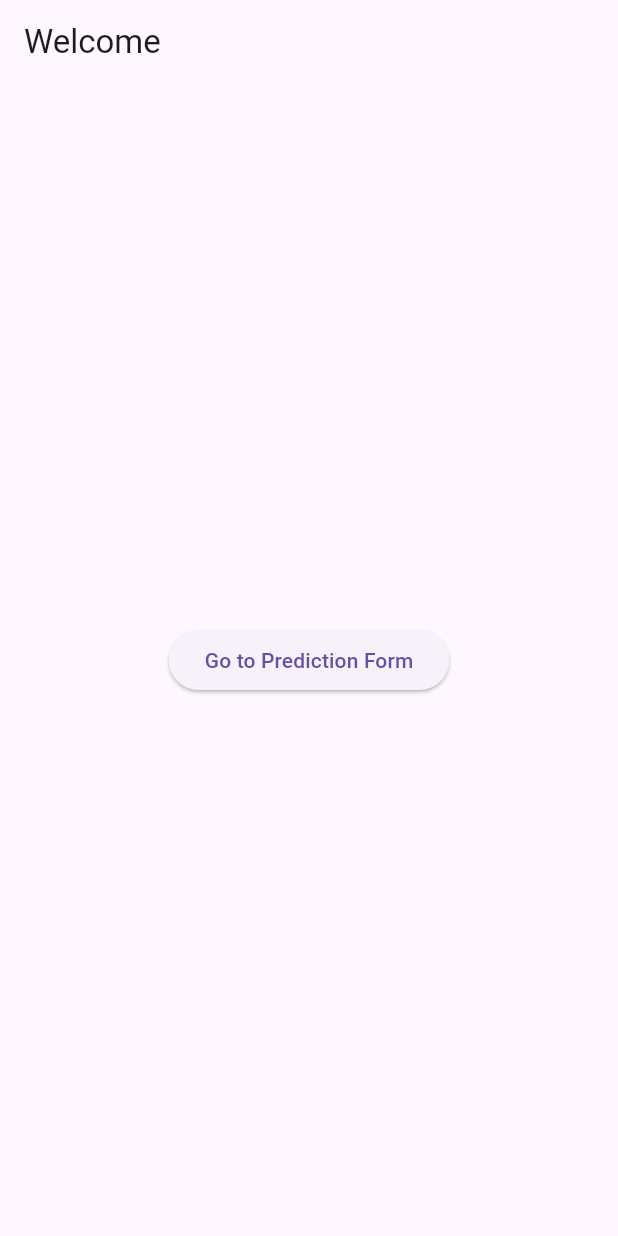
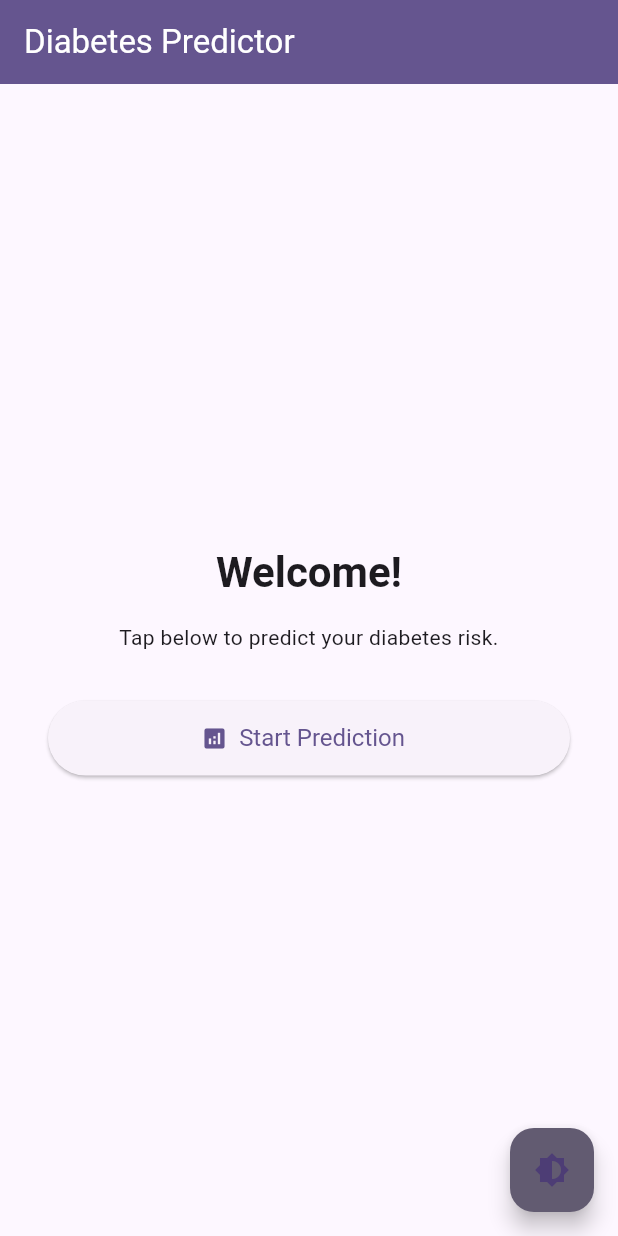
Before and after one commit to L-Semakale/linear_regression_model, a Flutter app: the screen it shows after launch, on a phone screen of 412 x 824 dp. Run offline on Flutter 3.47's test engine with Material 3 defaults, Android fonts, the phone set to English and light mode, and no system bars; our stand-ins replace firebase_core; accounts and stored records are empty.

Commit message:
improving UI

```diff
--- a/summative/FlutterApp/e_clinic/lib/main.dart
+++ b/summative/FlutterApp/e_clinic/lib/main.dart
@@ -1,23 +1,69 @@
 import 'package:flutter/material.dart';
-import 'screens/home_screen.dart'; // make sure this path is correct
+import 'screens/home_screen.dart';
 
 void main() {
   runApp(const MyApp());
 }
 
-class MyApp extends StatelessWidget {
+class MyApp extends StatefulWidget {
   const MyApp({super.key});
 
   @override
+  State<MyApp> createState() => _MyAppState();
+}
+
+class _MyAppState extends State<MyApp> {
+  ThemeMode _themeMode = ThemeMode.light;
+
+  void toggleTheme() {
+    setState(() {
+      _themeMode =
+          _themeMode == ThemeMode.light ? ThemeMode.dark : ThemeMode.light;
+    });
+  }
+
+  @override
   Widget build(BuildContext context) {
+    const seedColor = Color(0xFF6750A4); // Purple seed color
+
+    final lightColorScheme = ColorScheme.fromSeed(
+      seedColor: seedColor,
+      brightness: Brightness.light,
+    );
+
+    final darkColorScheme = ColorScheme.fromSeed(
+      seedColor: seedColor,
+      brightness: Brightness.dark,
+    );
+
     return MaterialApp(
-      title: 'Diabetes Prediction App',
+      title: 'Diabetes Predictor',
+      themeMode: _themeMode,
       theme: ThemeData(
-        primarySwatch: Colors.blue,
-        visualDensity: VisualDensity.adaptivePlatformDensity,
+        colorScheme: lightColorScheme,
+        useMaterial3: true,
+        scaffoldBackgroundColor: lightColorScheme.surface,
+        appBarTheme: AppBarTheme(
+          backgroundColor: lightColorScheme.primary,
+          foregroundColor: Colors.white,
+        ),
+        floatingActionButtonTheme: FloatingActionButtonThemeData(
+          backgroundColor: lightColorScheme.secondary,
+        ),
       ),
-      home: const HomeScreen(),
-      debugShowCheckedModeBanner: false,
+      darkTheme: ThemeData(
+        colorScheme: darkColorScheme,
+        useMaterial3: true,
+        scaffoldBackgroundColor: darkColorScheme.surface,
+        appBarTheme: AppBarTheme(
+          backgroundColor: darkColorScheme.primary,
+          foregroundColor: Colors.white,
+        ),
+        floatingActionButtonTheme: FloatingActionButtonThemeData(
+          backgroundColor: darkColorScheme.secondary,
+        ),
+      ),
+      home: HomeScreen(onToggleTheme: toggleTheme),
     );
   }
 }
--- a/summative/FlutterApp/e_clinic/lib/screens/home_screen.dart
+++ b/summative/FlutterApp/e_clinic/lib/screens/home_screen.dart
@@ -2,21 +2,56 @@ import 'package:flutter/material.dart';
 import 'prediction_screen.dart';
 
 class HomeScreen extends StatelessWidget {
-  const HomeScreen({super.key});
+  final VoidCallback onToggleTheme;
+
+  const HomeScreen({super.key, required this.onToggleTheme});
 
   @override
   Widget build(BuildContext context) {
+    final theme = Theme.of(context);
     return Scaffold(
-      appBar: AppBar(title: const Text("Welcome")),
+      appBar: AppBar(title: const Text("Diabetes Predictor")),
+      floatingActionButton: FloatingActionButton(
+        onPressed: onToggleTheme,
+        child: const Icon(Icons.brightness_6),
+      ),
       body: Center(
-        child: ElevatedButton(
-          onPressed: () {
-            Navigator.push(
-              context,
-              MaterialPageRoute(builder: (context) => const PredictionScreen()),
-            );
-          },
-          child: const Text("Go to Prediction Form"),
+        child: Padding(
+          padding: const EdgeInsets.symmetric(horizontal: 32.0),
+          child: Column(
+            mainAxisAlignment: MainAxisAlignment.center,
+            children: [
+              Text(
+                "Welcome!",
+                style: theme.textTheme.headlineMedium?.copyWith(
+                  fontWeight: FontWeight.bold,
+                ),
+              ),
+              const SizedBox(height: 16),
+              const Text(
+                "Tap below to predict your diabetes risk.",
+                textAlign: TextAlign.center,
+              ),
+              const SizedBox(height: 32),
+              ElevatedButton.icon(
+                icon: const Icon(Icons.analytics),
+                label: const Text("Start Prediction"),
+                style: ElevatedButton.styleFrom(
+                  minimumSize: const Size.fromHeight(50),
+                  textStyle: const TextStyle(fontSize: 16),
+                ),
+                onPressed: () {
+                  Navigator.push(
+                    context,
+                    MaterialPageRoute(
+                      builder: (context) =>
+                          PredictionScreen(onToggleTheme: onToggleTheme),
+                    ),
+                  );
+                },
+              ),
+            ],
+          ),
         ),
       ),
     );
```
Also changed, not shown: summative/FlutterApp/e_clinic/lib/screens/prediction_screen.dart (+98 -79 lines).
